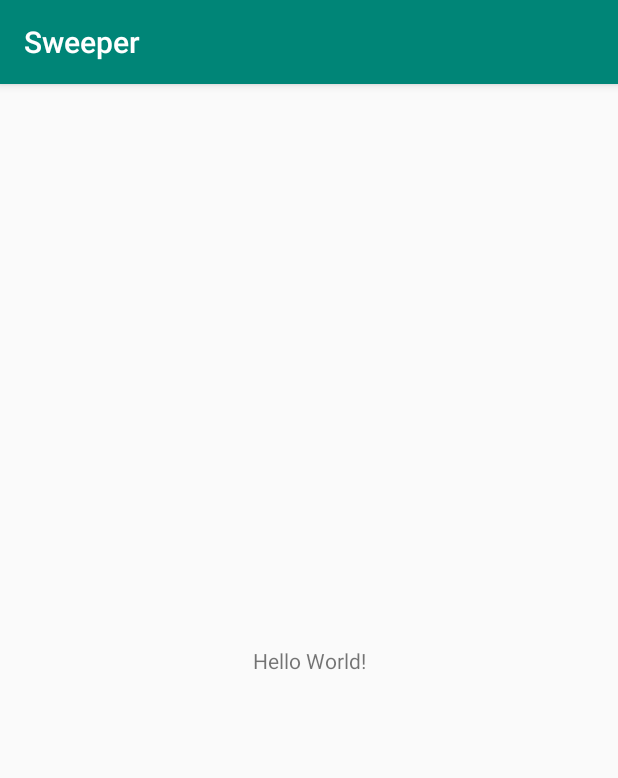
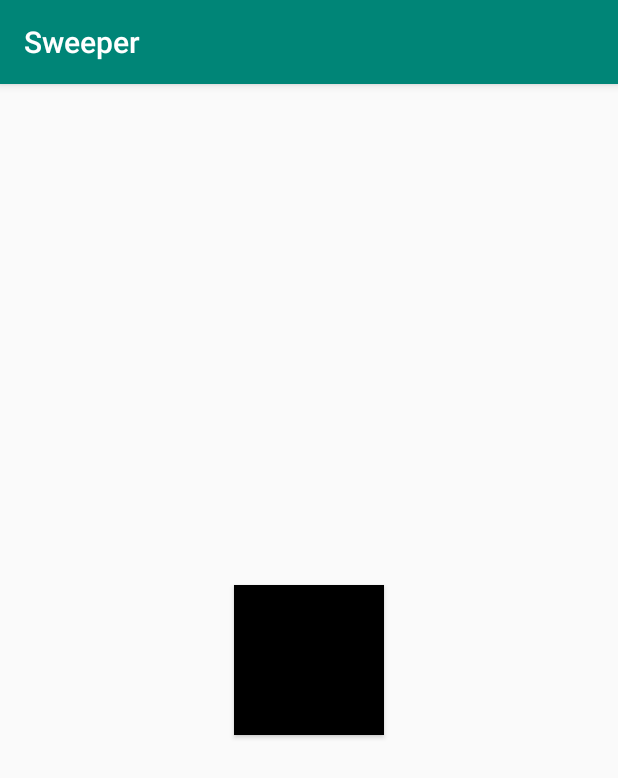
Before and after one commit to jnguyen2/sweeper, an Android app: the screen it shows after launch (MainActivity), on a phone screen of 412 x 824 dp. Shown: the top 778 px of the screen. Run offline under Robolectric (Android 15) with nearby library versions, the light colour scheme and no system bars.

Commit message:
Implement basic ticking

```diff
--- a/app/src/main/res/layout/activity_main.xml
+++ b/app/src/main/res/layout/activity_main.xml
@@ -6,10 +6,13 @@
     android:layout_height="match_parent"
     tools:context=".MainActivity">
 
-    <TextView
-        android:layout_width="wrap_content"
-        android:layout_height="wrap_content"
-        android:text="Hello World!"
+    <Button
+        android:id="@+id/button_bomb"
+        android:layout_width="100dp"
+        android:layout_height="100dp"
+        android:text=""
+        android:onClick="bombClick"
+        android:background="@color/miscBlack"
         app:layout_constraintBottom_toBottomOf="parent"
         app:layout_constraintLeft_toLeftOf="parent"
         app:layout_constraintRight_toRightOf="parent"
--- a/app/src/main/res/values/colors.xml
+++ b/app/src/main/res/values/colors.xml
@@ -3,4 +3,6 @@
     <color name="colorPrimary">#008577</color>
     <color name="colorPrimaryDark">#00574B</color>
     <color name="colorAccent">#D81B60</color>
+    <color name="miscBlack">#000000</color>
+    <color name="miscRed">#FF0000</color>
 </resources>
```
Also changed, not shown: app/src/main/java/edu/fandm/jnguyen/sweeper/MainActivity.java (+44 -0 lines).
